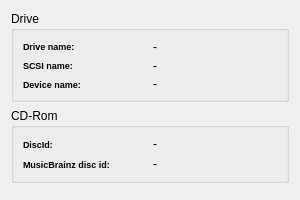
First picture: the form in Form/DialogCDRomDriveInfos.ui, repository isuhao/TMediaPlayer, before the edit.
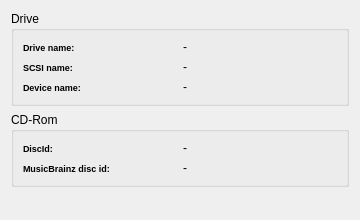
Second picture: the form after the edit.

Diff of the .ui file:
```diff
--- a/Form/DialogCDRomDriveInfos.ui
+++ b/Form/DialogCDRomDriveInfos.ui
@@ -6,14 +6,14 @@
    <rect>
     <x>0</x>
     <y>0</y>
-    <width>300</width>
-    <height>200</height>
+    <width>360</width>
+    <height>220</height>
    </rect>
   </property>
   <property name="minimumSize">
    <size>
-    <width>300</width>
-    <height>200</height>
+    <width>340</width>
+    <height>220</height>
    </size>
   </property>
   <property name="windowTitle">
@@ -145,6 +145,9 @@
    </item>
    <item>
     <spacer name="spacer">
+     <property name="orientation">
+      <enum>Qt::Vertical</enum>
+     </property>
      <property name="sizeHint" stdset="0">
       <size>
        <width>10</width>
```
Left out of the diff: 15 changed lines with no effect on the pictures.
